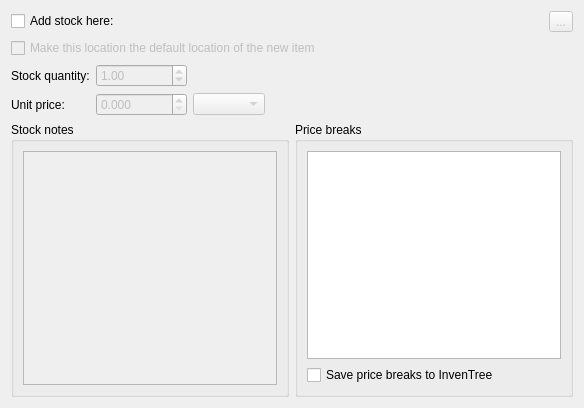
The window that wizard/wizardpagestockandpricing.ui (martonmiklos/qntree) describes before a commit, drawn with Qt 5.
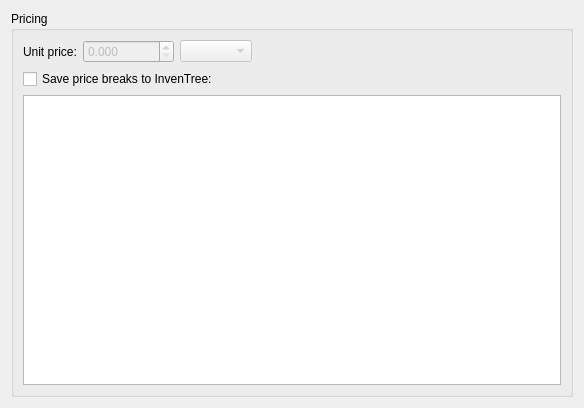
The same window after the commit.

Commit message: Part create with supplier/mfr part works

```diff
--- a/wizard/wizardpagestockandpricing.ui
+++ b/wizard/wizardpagestockandpricing.ui
@@ -17,59 +17,27 @@
    <string>Stock level and pricing</string>
   </property>
   <layout class="QGridLayout" name="gridLayout_3">
-   <item row="4" column="3" colspan="3">
-    <widget class="QGroupBox" name="groupBoxPriceBreaks">
-     <property name="title">
-      <string>Price breaks</string>
+   <item row="0" column="0" colspan="2">
+    <layout class="QVBoxLayout" name="verticalLayoutStock">
+     <property name="bottomMargin">
+      <number>0</number>
      </property>
-     <layout class="QGridLayout" name="gridLayout_2">
-      <item row="0" column="0">
-       <widget class="QTableView" name="tableViewPriceBreaks">
-        <property name="selectionBehavior">
-         <enum>QAbstractItemView::SelectionBehavior::SelectRows</enum>
-        </property>
-       </widget>
-      </item>
-      <item row="1" column="0">
-       <widget class="QCheckBox" name="checkBoxSavePriceBreaks">
-        <property name="text">
-         <string>Save price breaks to InvenTree</string>
-        </property>
-       </widget>
-      </item>
-     </layout>
-    </widget>
+    </layout>
    </item>
-   <item row="3" column="0" colspan="6">
+   <item row="1" column="0" colspan="2">
+    <widget class="QGroupBox" name="groupBox">
+     <property name="title">
+      <string>Pricing</string>
+     </property>
     <layout class="QGridLayout" name="gridLayout">
      <item row="0" column="0">
-      <widget class="QLabel" name="label_9">
-       <property name="text">
-        <string>Stock quantity:</string>
-       </property>
-      </widget>
-     </item>
-     <item row="0" column="1">
-      <widget class="QDoubleSpinBox" name="doubleSpinBoxStockQuantity">
-       <property name="enabled">
-        <bool>false</bool>
-       </property>
-       <property name="maximum">
-        <double>9999999.000000000000000</double>
-       </property>
-       <property name="value">
-        <double>1.000000000000000</double>
-       </property>
-      </widget>
-     </item>
-     <item row="1" column="0">
-      <widget class="QLabel" name="label_10">
+       <widget class="QLabel" name="labelUnitPrice">
        <property name="text">
         <string>Unit price:</string>
        </property>
       </widget>
      </item>
-     <item row="1" column="1">
+      <item row="0" column="1">
       <widget class="QDoubleSpinBox" name="doubleSpinBoxUnitPrice">
        <property name="enabled">
         <bool>false</bool>
@@ -82,89 +50,41 @@
        </property>
       </widget>
      </item>
-     <item row="1" column="2">
+      <item row="0" column="2">
       <widget class="QComboBox" name="comboBoxUnitPriceCurrency">
        <property name="enabled">
         <bool>false</bool>
        </property>
       </widget>
      </item>
-     <item row="1" column="3">
+      <item row="0" column="3">
       <spacer name="horizontalSpacer">
        <property name="orientation">
         <enum>Qt::Orientation::Horizontal</enum>
        </property>
        <property name="sizeHint" stdset="0">
         <size>
-         <width>40</width>
+          <width>277</width>
          <height>20</height>
         </size>
        </property>
       </spacer>
      </item>
-    </layout>
-   </item>
-   <item row="4" column="0" colspan="3">
-    <widget class="QGroupBox" name="groupBoxNotes">
-     <property name="title">
-      <string>Stock notes</string>
-     </property>
-     <layout class="QGridLayout" name="gridLayout_8">
-      <item row="0" column="0">
-       <widget class="QTextEdit" name="textEditStockNotes">
-        <property name="enabled">
-         <bool>false</bool>
-        </property>
-       </widget>
-      </item>
-     </layout>
-    </widget>
-   </item>
-   <item row="1" column="0" colspan="6">
-    <layout class="QHBoxLayout" name="horizontalLayout">
-     <property name="bottomMargin">
-      <number>0</number>
-     </property>
-     <item>
-      <widget class="QCheckBox" name="checkBoxCreateStock">
+      <item row="1" column="0" colspan="4">
+       <widget class="QCheckBox" name="checkBoxSavePriceBreaks">
        <property name="text">
-        <string>Add stock here:</string>
+         <string>Save price breaks to InvenTree:</string>
        </property>
       </widget>
      </item>
-     <item>
-      <widget class="QLabel" name="labelStockLocation">
-       <property name="sizePolicy">
-        <sizepolicy hsizetype="Expanding" vsizetype="Preferred">
-         <horstretch>0</horstretch>
-         <verstretch>0</verstretch>
-        </sizepolicy>
-       </property>
-       <property name="text">
-        <string/>
-       </property>
-      </widget>
-     </item>
-     <item>
-      <widget class="QToolButton" name="toolButtonChangeTargetLocation">
-       <property name="enabled">
-        <bool>false</bool>
-       </property>
-       <property name="text">
-        <string>...</string>
-       </property>
-      </widget>
-     </item>
-    </layout>
-   </item>
-   <item row="2" column="0" colspan="6">
-    <widget class="QCheckBox" name="checkBoxMakeStockLocationDefault">
-     <property name="enabled">
-      <bool>false</bool>
-     </property>
-     <property name="text">
-      <string>Make this location the default location of the new item</string>
-     </property>
+      <item row="2" column="0" colspan="4">
+       <widget class="QTableView" name="tableViewPriceBreaks">
+        <property name="selectionBehavior">
+         <enum>QAbstractItemView::SelectionBehavior::SelectRows</enum>
+        </property>
+       </widget>
+      </item>
+     </layout>
     </widget>
    </item>
   </layout>
```
Lines whose indentation alone changed are shown as unchanged. The commit also changes 41 other files.
